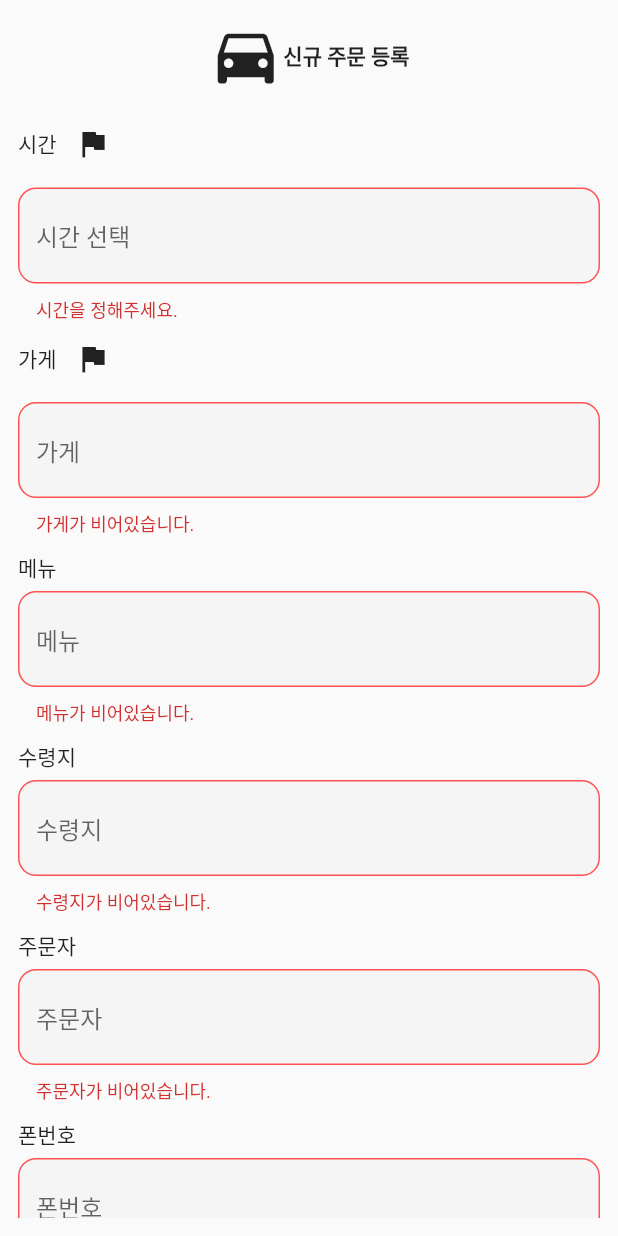
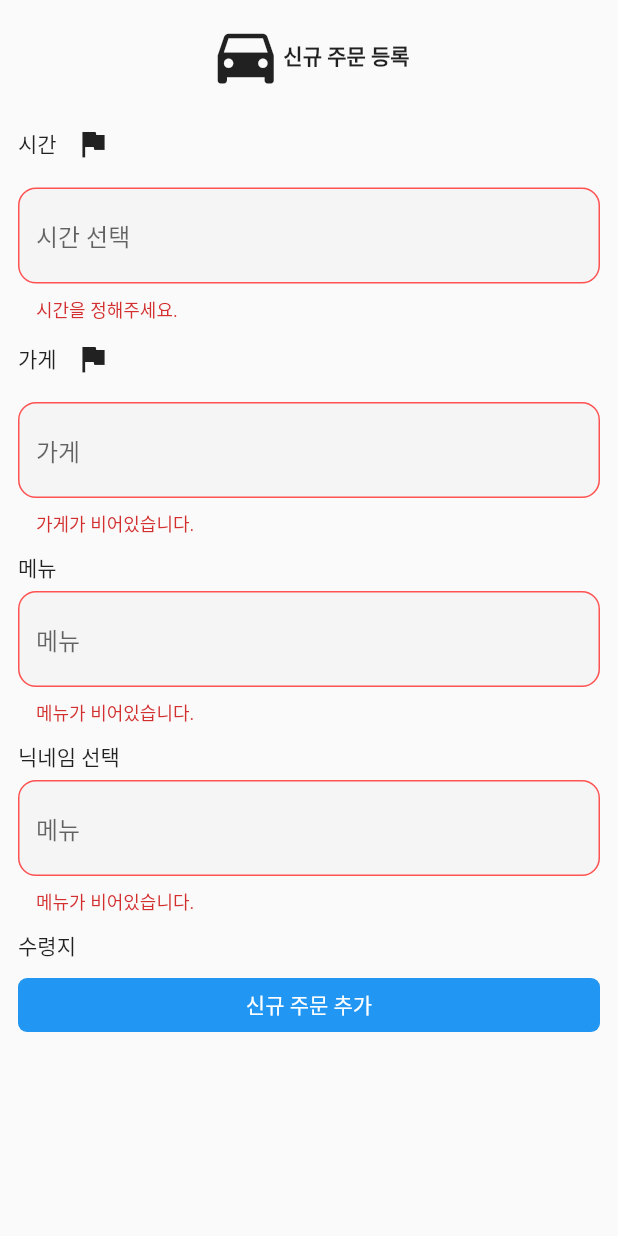
Before and after one commit to the-wolrd/kai_moring_demo, a Flutter app: the CreateOrderScreen screen opened directly, after a tap on "신규 주문 추가", on a phone screen of 412 x 824 dp. Run offline on Flutter 3.47's test engine with Material 2 defaults, Android fonts, the phone set to English and light mode, and no system bars; our stand-ins replace cached_network_image, camera, cloud_firestore, firebase_auth, firebase_core, image_gallery_saver; missing offline and left inert: flutter_sms; accounts and stored records are empty.

Commit message:
1차수정

```diff
--- a/lib/constant/firestore_keys.dart
+++ b/lib/constant/firestore_keys.dart
@@ -3,6 +3,7 @@ const COLLECTION_HOME = 'kai_morning';
 const DOCUMENT_ADMIN = 'admin';
 const COLLECTION_RIDERS = 'riders';
 const COLLECTION_ORDERS = 'orders';
+const COLLECTION_USERS = 'users';
 
 const DOCUMENT_ASSET = 'assets';
 const COLLECTION_GOALS = 'goals';
@@ -13,6 +14,7 @@ const KEY_USERNAME = 'userName';
 const KEY_USERPHONE = 'userPhone';
 const KEY_USERNICKNAME = 'userNickName';
 const KEY_USEREMAIL = 'userEmail';
+const KEY_USERDEST = 'userDestination';
 
 
 const KEY_ORDERKEY = 'orderKey';
@@ -24,6 +26,7 @@ const KEY_ORDERGOAL = 'goal';
 const KEY_ORDERER = 'orderer';
 const KEY_PHONENUMBER = 'phoneNumber';
 const KEY_PROCESS = 'process';
+const KEY_ORDERERKEY = 'ordererKey';
 
 const KEY_READY = 'ready';
 const KEY_DOING = 'doing';
--- a/lib/network/rider_network_func.dart
+++ b/lib/network/rider_network_func.dart
@@ -15,7 +15,7 @@ class RiderNetwork with Transformers {
     DocumentSnapshot snapshot = await userRef.get();
 
     if(!snapshot.exists){
-      return await userRef.set(RiderModel.getMapForCreateUser(userKey: userKey, userEmail: userEmail, userName: userName, userNickName: userNickName, userPhone: userPhone));
+      return await userRef.set(RiderModel.getMapForCreateRider(userKey: userKey, userEmail: userEmail, userName: userName, userNickName: userNickName, userPhone: userPhone));
     }
   }
 
--- a/lib/screen/home_screen.dart
+++ b/lib/screen/home_screen.dart
@@ -5,7 +5,6 @@ import 'package:demo_kai_morning_210303/widgets/order_doing_list.dart';
 import 'package:demo_kai_morning_210303/widgets/order_done_list.dart';
 import 'package:demo_kai_morning_210303/widgets/order_ready_list.dart';
 import 'package:flutter/material.dart';
-import 'package:testaaaa/constant/size.dart';
 import '../constant/size.dart';
 import 'package:provider/provider.dart';
 
--- a/lib/screen/sub/create_order.dart
+++ b/lib/screen/sub/create_order.dart
@@ -33,9 +33,10 @@ class _CreateOrderScreenState extends State<CreateOrderScreen> {
   TextEditingController _storeController = TextEditingController();
   TextEditingController _menuController = TextEditingController();
   TextEditingController _timeController = TextEditingController();
-  TextEditingController _goalController = TextEditingController();
-  TextEditingController _ordererController = TextEditingController();
-  TextEditingController _phoneController = TextEditingController();
+
+  // TextEditingController _goalController = TextEditingController();
+  // TextEditingController _ordererController = TextEditingController();
+  // TextEditingController _phoneController = TextEditingController();
 
   @override
   void initState() {
@@ -47,9 +48,9 @@ class _CreateOrderScreenState extends State<CreateOrderScreen> {
     _storeController.dispose();
     _menuController.dispose();
     _timeController.dispose();
-    _goalController.dispose();
-    _ordererController.dispose();
-    _phoneController.dispose();
+    // _goalController.dispose();
+    // _ordererController.dispose();
+    // _phoneController.dispose();
     super.dispose();
   }
 
@@ -190,63 +191,30 @@ class _CreateOrderScreenState extends State<CreateOrderScreen> {
                 SizedBox(
                   height: 10.0,
                 ),
-                Text('수령지'),
+                Text('닉네임 선택'),
                 SizedBox(
                   height: 5.0,
                 ),
                 TextFormField(
-                  controller: _goalController,
-                  decoration: textInputDecor('수령지'),
+                  controller: _menuController,
+                  decoration: textInputDecor('메뉴'),
                   cursorColor: Colors.black54,
                   validator: (text) {
                     if (text.isNotEmpty) {
                       return null;
                     } else {
-                      return '수령지가 비어있습니다.';
+                      return '메뉴가 비어있습니다.';
                     }
                   },
                 ),
                 SizedBox(
                   height: 10.0,
                 ),
-                Text('주문자'),
+                Text('수령지'),
                 SizedBox(
                   height: 5.0,
                 ),
-                TextFormField(
-                  controller: _ordererController,
-                  decoration: textInputDecor('주문자'),
-                  cursorColor: Colors.black54,
-                  validator: (text) {
-                    if (text.isNotEmpty) {
-                      return null;
-                    } else {
-                      return '주문자가 비어있습니다.';
-                    }
-                  },
-                ),
-                SizedBox(
-                  height: 10.0,
-                ),
-                Text('폰번호'),
-                SizedBox(
-                  height: 5.0,
-                ),
-                TextFormField(
-                  controller: _phoneController,
-                  decoration: textInputDecor('폰번호'),
-                  cursorColor: Colors.black54,
-                  validator: (text) {
-                    if (text.isNotEmpty && text.length > 8) {
-                      return null;
-                    } else {
-                      return '폰 번호를 입력해주세요';
-                    }
-                  },
-                ),
-                SizedBox(
-                  height: 10.0,
-                ),
+
                 _submitButton(context),
               ],
             ),
@@ -272,15 +240,16 @@ class _CreateOrderScreenState extends State<CreateOrderScreen> {
 
           await orderNetwork.createNewOrder(
               orderKey: generateOrderKey(
-                  time: _timeController.text,
-                  store: _storeController.text,
-                  ordererName: _ordererController.text),
+                  store: _storeController.text,),
               store: _storeController.text,
               menu: _menuController.text,
               time: _timeController.text,
-              goal: _goalController.text,
-              orderer: _ordererController.text,
-              phone: _phoneController.text);
+              ordererKey: "2021-03-05 08:29:06.791370",
+
+              // goal: _goalController.text,
+              // orderer: _ordererController.text,
+              // phone: _phoneController.text
+          );
 
           Navigator.pop(context);
 
--- a/lib/useful/generate_key.dart
+++ b/lib/useful/generate_key.dart
@@ -1,3 +1,3 @@
-String generateOrderKey({String time, String store, String ordererName,}){
-  return '${time}_${store}_${ordererName}';
+String generateOrderKey({String store}){
+  return '${DateTime.now().millisecondsSinceEpoch.toString()}_${store}';
 }
--- a/lib/widgets/order_item.dart
+++ b/lib/widgets/order_item.dart
@@ -42,10 +42,11 @@ class _OrderItemState extends State<OrderItem> {
             Text('가게 : ${widget.orderModel.store}'),
             Text('메뉴 : ${widget.orderModel.menu}'),
             Text('시간 : ${widget.orderModel.time}'),
-            Text('수령장소 : ${widget.orderModel.goal}'),
-            Text('주문자 : ${widget.orderModel.orderer}'),
-            Text('폰번호 : ${widget.orderModel.phone}'),
+            // Text('수령장소 : ${widget.orderModel.goal}'),
+            // Text('주문자 : ${widget.orderModel.orderer}'),
+            // Text('폰번호 : ${widget.orderModel.phone}'),
             Text('주문시간 : ${widget.orderModel.madeTime}', style: TextStyle(color: Colors.grey, fontSize: 10.0),),
+            Text('주문시간 : ${widget.orderModel.ordererKey}'),
             SizedBox(height: 10.0,),
             Text('현재 상태'),
             SizedBox(height: 10.0,),
@@ -60,7 +61,7 @@ class _OrderItemState extends State<OrderItem> {
                       bool flag = await showDialog(context: context, builder: (context){
                         return AlertDialog(
                           title: Text('상태 변경'),
-                          content: Text('${widget.orderModel.store}\n${widget.orderModel.menu}\n${widget.orderModel.time}\n${widget.orderModel.orderer}\n\n정말 대기 상태로 돌리시겠습니까?'),
+                          content: Text('${widget.orderModel.store}\n${widget.orderModel.menu}\n${widget.orderModel.time}\n}\n\n정말 대기 상태로 돌리시겠습니까?'),
                           actions: [
                             FlatButton(
                               child: Text('변경'),
@@ -94,7 +95,7 @@ class _OrderItemState extends State<OrderItem> {
                       bool flag = await showDialog(context: context, builder: (context){
                         return AlertDialog(
                           title: Text('상태 변경'),
-                          content: Text('${widget.orderModel.store}\n${widget.orderModel.menu}\n${widget.orderModel.time}\n${widget.orderModel.orderer}\n\n진행중 상태로 변경하시겠습니까? \n (상품 수령 하신거죠?) \n (아니면 배송 오류?!)'),
+                          content: Text('${widget.orderModel.store}\n${widget.orderModel.menu}\n${widget.orderModel.time}\n}\n\n진행중 상태로 변경하시겠습니까? \n (상품 수령 하신거죠?) \n (아니면 배송 오류?!)'),
                           actions: [
                             FlatButton(
                               child: Text('변경'),
```
Also changed, not shown: lib/model/order_model.dart (+17 -13 lines), lib/model/rider_model.dart (+2 -7 lines), lib/model/user_model.dart (added, +38 -0 lines), lib/network/order_network_func.dart (+8 -6 lines), lib/network/user_network_func.dart (added, +24 -0 lines), lib/screen/auth_screen.dart (+35 -16 lines), lib/screen/sub/register_user.dart (added, +168 -0 lines), 1 other file.
